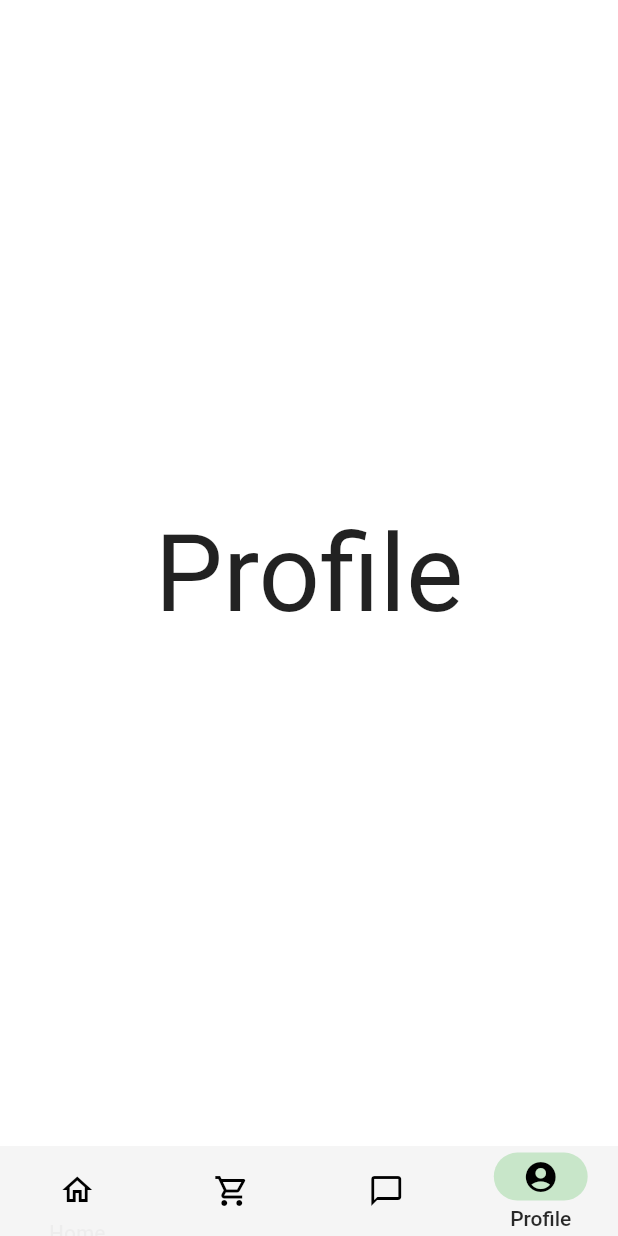
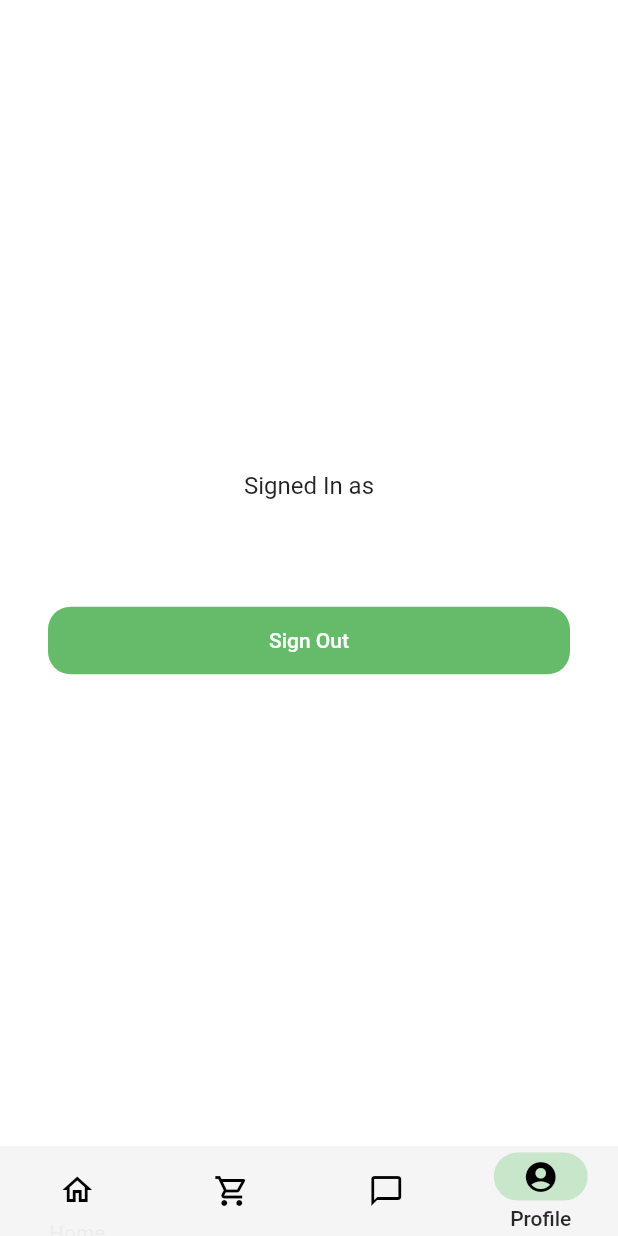
Before and after one commit to razstvien01/seedly, a Flutter app: the screen it shows once a user with an empty profile is signed in, item 4 of the bottom bar chosen, on a phone screen of 412 x 824 dp. Run offline on Flutter 3.47's test engine with Material 2 defaults, Android fonts, the phone set to English and light mode, and no system bars; our stand-ins replace firebase_auth, firebase_core, flutter_spinkit; accounts and stored records are empty.

Commit message:
sign out done feature

```diff
--- a/lib/pages/log_in_pages/onboard_page.dart
+++ b/lib/pages/log_in_pages/onboard_page.dart
@@ -35,9 +35,11 @@ class OnboardPage extends StatelessWidget {
     body: SingleChildScrollView(
       child: Column(
         crossAxisAlignment: CrossAxisAlignment.center,
+        mainAxisAlignment: MainAxisAlignment.center,
         children: [
-          const SizedBox(height: 30,),
+          const SizedBox(height: 60,),
           Row(
+            crossAxisAlignment: CrossAxisAlignment.center,
             children: const [
               Padding(
                 padding: EdgeInsets.fromLTRB(30, 0, 0, 0),
@@ -74,12 +76,12 @@ class OnboardPage extends StatelessWidget {
           const SizedBox(height: 50,),
 
           //* Login/Sign button
-          RoundedGreenButton(text: 'Sign in', routeKey: '/onboard/login', onColor: true, replace: false, onPressed: (){}),
+          RoundedGreenButton(text: 'Sign in', routeKey: '/onboard/login', onColor: true, onPressed: (){}),
 
           const HDividerText(),
 
           //* Sign up button
-          RoundedGreenButton(text: 'Sign up', routeKey: '/onboard/signup', onColor: true, replace: false, onPressed: (){},),
+          RoundedGreenButton(text: 'Sign up', routeKey: '/onboard/signup', onColor: true, onPressed: (){},),
 
           const SizedBox(height: 50,),
 
--- a/lib/pages/log_in_pages/signup_page.dart
+++ b/lib/pages/log_in_pages/signup_page.dart
@@ -31,7 +31,7 @@ class SignupPage extends StatelessWidget {
                 SizedBox(height: 30,),
                 TextFieldContainer(hintText: 'Email', textEditingController: TextEditingController(), textInputAction: TextInputAction.next),
                 SizedBox(height: 30,),
-                RoundedGreenButton(onColor: true, routeKey: '', text: 'Continue', replace: false, onPressed: (){}),
+                RoundedGreenButton(onColor: true, routeKey: '', text: 'Continue', onPressed: (){}),
               ],
             ),
           )
--- a/lib/pages/mainMenuPages/home.dart
+++ b/lib/pages/mainMenuPages/home.dart
@@ -17,7 +17,8 @@ class _HomeState extends State<Home> {
   @override
   Widget build(BuildContext context) {
     return Scaffold(
-      body: Column(
+      body: SafeArea(
+        child: Column(
           crossAxisAlignment: CrossAxisAlignment.start,
           children: [
 
@@ -36,6 +37,7 @@ class _HomeState extends State<Home> {
             ),
 
           ],
+        ),
       ),
 
       // bottomNavigationBar: NavBar()
--- a/lib/pages/mainMenuPages/profile_page.dart
+++ b/lib/pages/mainMenuPages/profile_page.dart
@@ -1,12 +1,54 @@
 //* This .dart file is used for designing Profile page UI in main menu folder
 
 import 'package:flutter/material.dart';
+import 'package:firebase_auth/firebase_auth.dart';
+import 'package:seedly/ud_widgets/rounded_gbutton.dart';
 
 class ProfilePage extends StatelessWidget {
-  const ProfilePage({Key? key}) : super(key: key);
+  final user = FirebaseAuth.instance.currentUser;
+
+  ProfilePage({Key? key}) : super(key: key);
 
   @override
   Widget build(BuildContext context) {
-    return Center(child: Text('Profile', style: TextStyle(fontSize: 72),),);
+    return Scaffold(
+      body: SafeArea(
+        child: Padding(
+            padding: EdgeInsets.all(32),
+            child: Column(
+              mainAxisAlignment: MainAxisAlignment.center,
+              children: [
+                Text(
+                  'Signed In as',
+                  style: TextStyle(
+                    fontSize: 16,
+                  ),
+                ),
+
+                SizedBox(height: 8,),
+
+                Text(
+                  '${user?.email}',
+                  style: TextStyle(
+                    fontSize: 20, fontWeight: FontWeight.bold,
+                  ),
+                ),
+
+                SizedBox(height: 40,),
+
+                RoundedGreenButton(
+                  onColor: true,
+                  onPressed: (){
+                    FirebaseAuth.instance.signOut();
+                  },
+                  routeKey: '/signout',
+                  text: 'Sign Out',
+                ),
+
+              ],
+            ),
+          ),
+      ),
+    );
   }
 }
```
Also changed, not shown: lib/pages/log_in_pages/login_page.dart (+12 -5 lines), lib/ud_widgets/rounded_gbutton.dart (+4 -4 lines). Lines whose indentation alone changed are shown as unchanged.
